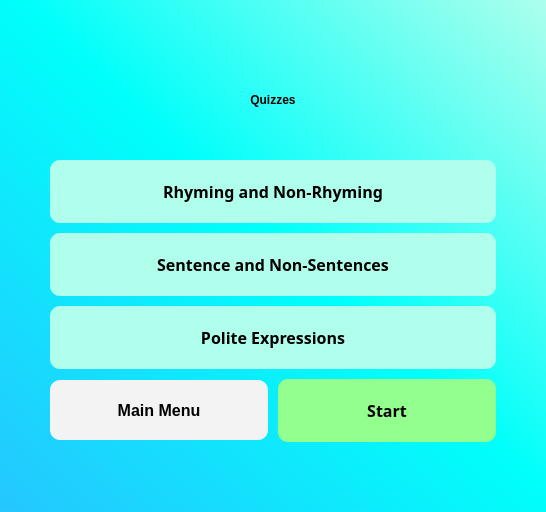
Qt form src/screens/Quizzes.ui (jshperalta/ai-englishTutor) before a commit.
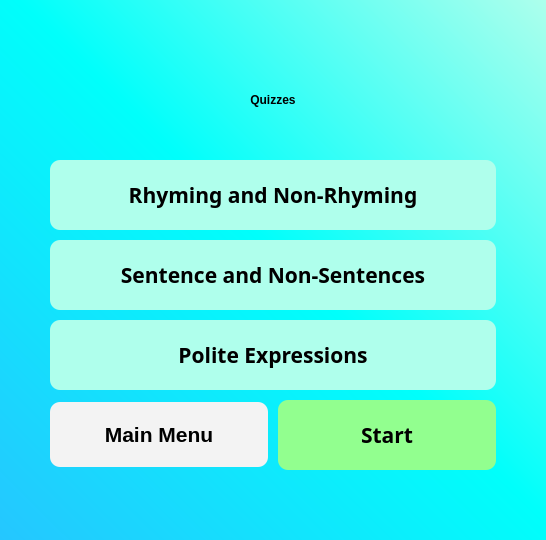
The same form after that commit.

The edit to the form file:
```diff
--- a/src/screens/Quizzes.ui
+++ b/src/screens/Quizzes.ui
@@ -7,7 +7,7 @@
     <x>0</x>
     <y>0</y>
     <width>546</width>
-    <height>497</height>
+    <height>524</height>
    </rect>
   </property>
   <property name="windowTitle">
@@ -38,7 +38,7 @@
     <widget class="QWidget" name="Quiz" native="true">
      <property name="styleSheet">
       <string notr="true">QPushButton {
-font-size: 16px !important;
+font-size: 16pt;
 background-color: #AFFFEC !important;
 color: black; 
 font-family: 'Gilroy';
@@ -100,7 +100,7 @@
         <property name="font">
          <font>
           <family>Gilroy</family>
-          <pointsize>-1</pointsize>
+          <pointsize>16</pointsize>
           <weight>75</weight>
           <bold>true</bold>
          </font>
@@ -133,7 +133,7 @@
         <property name="font">
          <font>
           <family>Gilroy</family>
-          <pointsize>-1</pointsize>
+          <pointsize>16</pointsize>
           <weight>75</weight>
           <bold>true</bold>
          </font>
@@ -166,7 +166,7 @@
         <property name="font">
          <font>
           <family>Gilroy</family>
-          <pointsize>-1</pointsize>
+          <pointsize>16</pointsize>
           <weight>75</weight>
           <bold>true</bold>
          </font>
@@ -232,7 +232,7 @@
         <property name="font">
          <font>
           <family>Gilroy</family>
-          <pointsize>-1</pointsize>
+          <pointsize>16</pointsize>
           <weight>75</weight>
           <bold>true</bold>
          </font>
```
